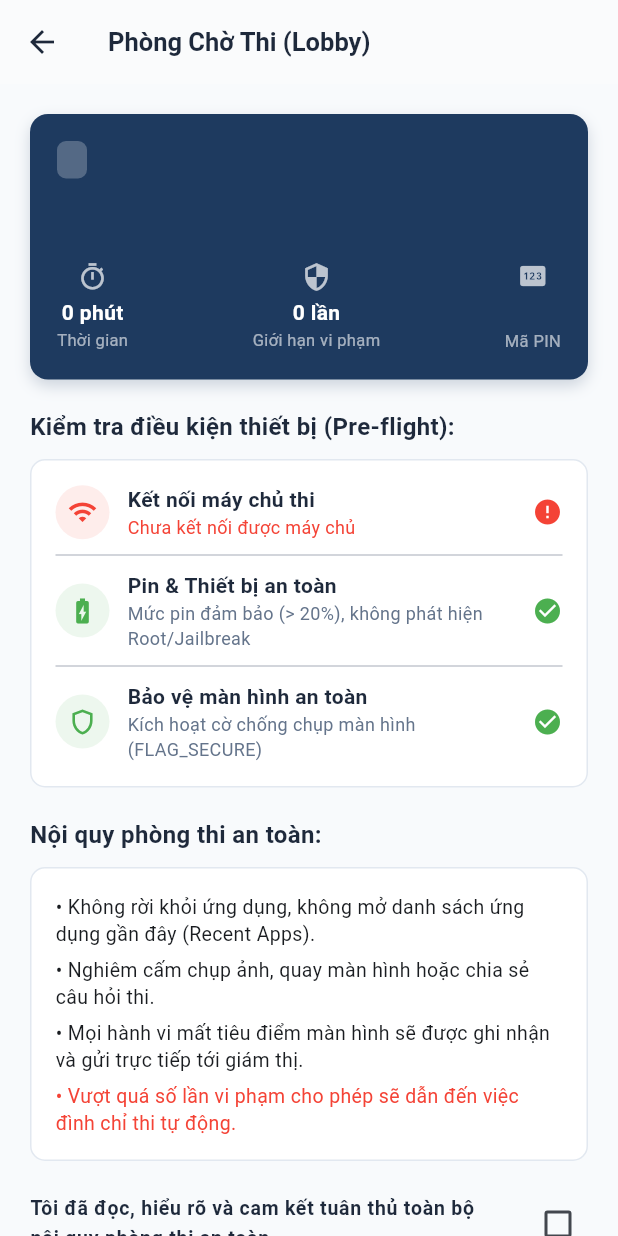
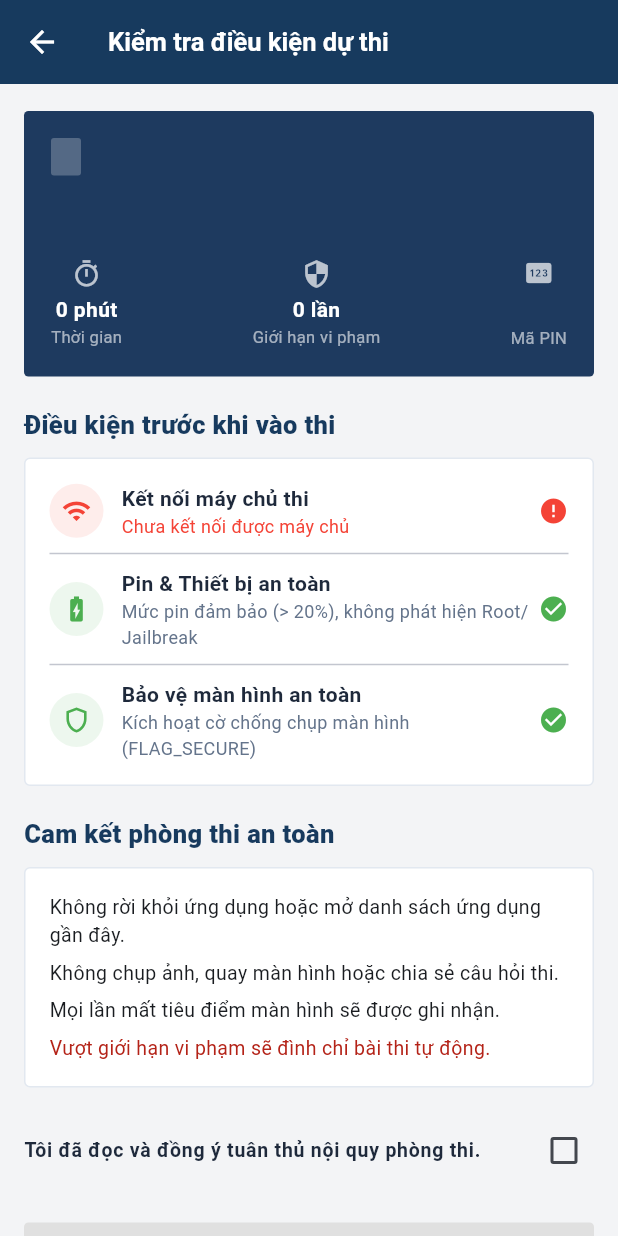
Before and after one commit to Minami299/SEB_Clone_MobiApp, a Flutter app: the ExamLobbyPage screen opened directly with empty values, on a phone screen of 412 x 824 dp. Run offline on Flutter 3.47's test engine with Material 3 defaults, Android fonts, the phone set to English and light mode, and no system bars; accounts and stored records are empty; network calls fail.

Commit message:
done student screens

```diff
--- a/frontend/lib/features/exam_execution/presentation/pages/exam_lobby_page.dart
+++ b/frontend/lib/features/exam_execution/presentation/pages/exam_lobby_page.dart
@@ -1,5 +1,7 @@
 import 'dart:async';
+
 import 'package:flutter/material.dart';
+
 import '../../../../core/network/api_client.dart';
 import '../../../../core/network/api_endpoints.dart';
 import '../../data/datasources/exam_remote_datasource.dart';
@@ -56,7 +58,8 @@ class _ExamLobbyPageState extends State<ExamLobbyPage> {
     try {
       // 1. Kiểm tra kết nối tới server (Ping health)
       final healthRes = await _apiClient.get(ApiEndpoints.health);
-      final isHealthy = healthRes['status'] == 'OK' || healthRes['success'] == true;
+      final isHealthy =
+          healthRes['status'] == 'OK' || healthRes['success'] == true;
 
       // Giả lập kiểm tra thiết bị an toàn
       await Future.delayed(const Duration(milliseconds: 600));
@@ -73,7 +76,8 @@ class _ExamLobbyPageState extends State<ExamLobbyPage> {
         setState(() {
           _serverConnected = false;
           _isChecking = false;
-          _errorMessage = 'Không thể kết nối đến máy chủ. Vui lòng kiểm tra lại mạng.';
+          _errorMessage =
+              'Không thể kết nối đến máy chủ. Vui lòng kiểm tra lại mạng.';
         });
       }
     }
@@ -82,14 +86,20 @@ class _ExamLobbyPageState extends State<ExamLobbyPage> {
   Future<void> _handleStartExam() async {
     if (!_serverConnected) {
       ScaffoldMessenger.of(context).showSnackBar(
-        const SnackBar(content: Text('Chưa kết nối được với máy chủ'), backgroundColor: Colors.red),
+        const SnackBar(
+          content: Text('Chưa kết nối được với máy chủ'),
+          backgroundColor: Colors.red,
+        ),
       );
       return;
     }
 
     if (!_rulesAgreed) {
       ScaffoldMessenger.of(context).showSnackBar(
-        const SnackBar(content: Text('Vui lòng đọc và đồng ý với nội quy phòng thi'), backgroundColor: Colors.orange),
+        const SnackBar(
+          content: Text('Vui lòng đọc và đồng ý với nội quy phòng thi'),
+          backgroundColor: Colors.orange,
+        ),
       );
       return;
     }
@@ -147,18 +157,22 @@ class _ExamLobbyPageState extends State<ExamLobbyPage> {
 
   @override
   Widget build(BuildContext context) {
-    final canStart = _serverConnected && _batterySufficient && _rulesAgreed && !_isStarting;
+    final canStart =
+        _serverConnected && _batterySufficient && _rulesAgreed && !_isStarting;
 
     return Scaffold(
-      backgroundColor: const Color(0xFFF8FAFC),
+      backgroundColor: const Color(0xFFF3F4F6),
       appBar: AppBar(
-        title: const Text('Phòng Chờ Thi (Lobby)', style: TextStyle(fontSize: 17, fontWeight: FontWeight.bold)),
-        backgroundColor: Colors.white,
-        foregroundColor: const Color(0xFF1E293B),
-        elevation: 0.5,
+        title: const Text(
+          'Kiểm tra điều kiện dự thi',
+          style: TextStyle(fontSize: 17, fontWeight: FontWeight.w700),
+        ),
+        backgroundColor: const Color(0xFF173A5E),
+        foregroundColor: Colors.white,
+        elevation: 0,
       ),
       body: SingleChildScrollView(
-        padding: const EdgeInsets.all(20.0),
+        padding: const EdgeInsets.fromLTRB(16, 18, 16, 28),
         child: Column(
           crossAxisAlignment: CrossAxisAlignment.start,
           children: [
@@ -175,8 +189,12 @@ class _ExamLobbyPageState extends State<ExamLobbyPage> {
 
             // Pre-flight Checklist Card
             const Text(
-              'Kiểm tra điều kiện thiết bị (Pre-flight):',
-              style: TextStyle(fontSize: 16, fontWeight: FontWeight.bold, color: Color(0xFF1E293B)),
+              'Điều kiện trước khi vào thi',
+              style: TextStyle(
+                fontSize: 17,
+                fontWeight: FontWeight.w800,
+                color: Color(0xFF173A5E),
+              ),
             ),
             const SizedBox(height: 10),
 
@@ -189,28 +207,48 @@ class _ExamLobbyPageState extends State<ExamLobbyPage> {
 
             // Rules Card
             const Text(
-              'Nội quy phòng thi an toàn:',
-              style: TextStyle(fontSize: 16, fontWeight: FontWeight.bold, color: Color(0xFF1E293B)),
+              'Cam kết phòng thi an toàn',
+              style: TextStyle(
+                fontSize: 17,
+                fontWeight: FontWeight.w800,
+                color: Color(0xFF173A5E),
+              ),
             ),
             const SizedBox(height: 10),
 
             Container(
               decoration: BoxDecoration(
                 color: Colors.white,
-                borderRadius: BorderRadius.circular(10),
+                borderRadius: BorderRadius.circular(4),
                 border: Border.all(color: const Color(0xFFE2E8F0)),
               ),
               padding: const EdgeInsets.all(16),
               child: const Column(
                 crossAxisAlignment: CrossAxisAlignment.start,
                 children: [
-                  Text('• Không rời khỏi ứng dụng, không mở danh sách ứng dụng gần đây (Recent Apps).', style: TextStyle(fontSize: 13, height: 1.4)),
+                  Text(
+                    'Không rời khỏi ứng dụng hoặc mở danh sách ứng dụng gần đây.',
+                    style: TextStyle(fontSize: 13, height: 1.45),
+                  ),
                   SizedBox(height: 6),
-                  Text('• Nghiêm cấm chụp ảnh, quay màn hình hoặc chia sẻ câu hỏi thi.', style: TextStyle(fontSize: 13, height: 1.4)),
+                  Text(
+                    'Không chụp ảnh, quay màn hình hoặc chia sẻ câu hỏi thi.',
+                    style: TextStyle(fontSize: 13, height: 1.45),
+                  ),
                   SizedBox(height: 6),
-                  Text('• Mọi hành vi mất tiêu điểm màn hình sẽ được ghi nhận và gửi trực tiếp tới giám thị.', style: TextStyle(fontSize: 13, height: 1.4)),
+                  Text(
+                    'Mọi lần mất tiêu điểm màn hình sẽ được ghi nhận.',
+                    style: TextStyle(fontSize: 13, height: 1.45),
+                  ),
                   SizedBox(height: 6),
-                  Text('• Vượt quá số lần vi phạm cho phép sẽ dẫn đến việc đình chỉ thi tự động.', style: TextStyle(fontSize: 13, height: 1.4, color: Colors.red)),
+                  Text(
+                    'Vượt giới hạn vi phạm sẽ đình chỉ bài thi tự động.',
+                    style: TextStyle(
+                      fontSize: 13,
+                      height: 1.45,
+                      color: Color(0xFFB42318),
+                    ),
+                  ),
                 ],
               ),
             ),
@@ -223,8 +261,12 @@ class _ExamLobbyPageState extends State<ExamLobbyPage> {
               value: _rulesAgreed,
               activeColor: const Color(0xFF1E3A5F),
               title: const Text(
-                'Tôi đã đọc, hiểu rõ và cam kết tuân thủ toàn bộ nội quy phòng thi an toàn.',
-                style: TextStyle(fontSize: 13, fontWeight: FontWeight.w600, color: Color(0xFF1E293B)),
+                'Tôi đã đọc và đồng ý tuân thủ nội quy phòng thi.',
+                style: TextStyle(
+                  fontSize: 13,
+                  fontWeight: FontWeight.w600,
+                  color: Color(0xFF1E293B),
+                ),
               ),
               onChanged: (val) => setState(() => _rulesAgreed = val ?? false),
             ),
@@ -238,17 +280,29 @@ class _ExamLobbyPageState extends State<ExamLobbyPage> {
               child: ElevatedButton.icon(
                 onPressed: canStart ? _handleStartExam : null,
                 icon: _isStarting
-                    ? const SizedBox(width: 20, height: 20, child: CircularProgressIndicator(color: Colors.white, strokeWidth: 2))
+                    ? const SizedBox(
+                        width: 20,
+                        height: 20,
+                        child: CircularProgressIndicator(
+                          color: Colors.white,
+                          strokeWidth: 2,
+                        ),
+                      )
                     : const Icon(Icons.play_arrow),
                 label: Text(
                   _isStarting ? 'Đang khởi tạo ca thi...' : 'Bắt đầu làm bài',
-                  style: const TextStyle(fontSize: 16, fontWeight: FontWeight.bold),
+                  style: const TextStyle(
+                    fontSize: 16,
+                    fontWeight: FontWeight.bold,
+                  ),
                 ),
                 style: ElevatedButton.styleFrom(
-                  backgroundColor: const Color(0xFF1E3A5F),
+                  backgroundColor: const Color(0xFF173A5E),
                   foregroundColor: Colors.white,
                   disabledBackgroundColor: Colors.grey.shade300,
-                  shape: RoundedRectangleBorder(borderRadius: BorderRadius.circular(10)),
+                  shape: RoundedRectangleBorder(
+                    borderRadius: BorderRadius.circular(3),
+                  ),
                 ),
               ),
             ),
--- a/frontend/lib/features/exam_execution/presentation/widgets/exam_lobby_header_card.dart
+++ b/frontend/lib/features/exam_execution/presentation/widgets/exam_lobby_header_card.dart
@@ -23,14 +23,7 @@ class ExamLobbyHeaderCard extends StatelessWidget {
       padding: const EdgeInsets.all(18),
       decoration: BoxDecoration(
         color: const Color(0xFF1E3A5F),
-        borderRadius: BorderRadius.circular(12),
-        boxShadow: [
-          BoxShadow(
-            color: const Color(0xFF1E3A5F).withAlpha(50),
-            blurRadius: 8,
-            offset: const Offset(0, 4),
-          ),
-        ],
+        borderRadius: BorderRadius.circular(3),
       ),
       child: Column(
         crossAxisAlignment: CrossAxisAlignment.start,
@@ -39,7 +32,7 @@ class ExamLobbyHeaderCard extends StatelessWidget {
             padding: const EdgeInsets.symmetric(horizontal: 10, vertical: 4),
             decoration: BoxDecoration(
               color: Colors.white24,
-              borderRadius: BorderRadius.circular(6),
+              borderRadius: BorderRadius.circular(2),
             ),
             child: Text(
               subjectCode,
@@ -63,8 +56,16 @@ class ExamLobbyHeaderCard extends StatelessWidget {
           Row(
             mainAxisAlignment: MainAxisAlignment.spaceBetween,
             children: [
-              _buildHeaderInfo(Icons.timer_outlined, '$durationMinutes phút', 'Thời gian'),
-              _buildHeaderInfo(Icons.security, '$maxViolations lần', 'Giới hạn vi phạm'),
+              _buildHeaderInfo(
+                Icons.timer_outlined,
+                '$durationMinutes phút',
+                'Thời gian',
+              ),
+              _buildHeaderInfo(
+                Icons.security,
+                '$maxViolations lần',
+                'Giới hạn vi phạm',
+              ),
               _buildHeaderInfo(Icons.pin, accessPin, 'Mã PIN'),
             ],
           ),
@@ -78,8 +79,18 @@ class ExamLobbyHeaderCard extends StatelessWidget {
       children: [
         Icon(icon, color: Colors.white70, size: 20),
         const SizedBox(height: 4),
-        Text(value, style: const TextStyle(color: Colors.white, fontWeight: FontWeight.bold, fontSize: 14)),
-        Text(label, style: const TextStyle(color: Colors.white60, fontSize: 11)),
+        Text(
+          value,
+          style: const TextStyle(
+            color: Colors.white,
+            fontWeight: FontWeight.bold,
+            fontSize: 14,
+          ),
+        ),
+        Text(
+          label,
+          style: const TextStyle(color: Colors.white60, fontSize: 11),
+        ),
       ],
     );
   }
--- a/frontend/lib/features/exam_execution/presentation/widgets/preflight_checklist_card.dart
+++ b/frontend/lib/features/exam_execution/presentation/widgets/preflight_checklist_card.dart
@@ -15,7 +15,7 @@ class PreflightChecklistCard extends StatelessWidget {
     return Container(
       decoration: BoxDecoration(
         color: Colors.white,
-        borderRadius: BorderRadius.circular(10),
+        borderRadius: BorderRadius.circular(4),
         border: Border.all(color: const Color(0xFFE2E8F0)),
       ),
       padding: const EdgeInsets.all(16),
@@ -24,7 +24,9 @@ class PreflightChecklistCard extends StatelessWidget {
           _buildChecklistRow(
             icon: Icons.wifi,
             title: 'Kết nối máy chủ thi',
-            subtitle: serverConnected ? 'Đã kết nối ổn định (Ping OK)' : 'Chưa kết nối được máy chủ',
+            subtitle: serverConnected
+                ? 'Đã kết nối ổn định (Ping OK)'
+                : 'Chưa kết nối được máy chủ',
             isOk: serverConnected,
           ),
           const Divider(height: 20),
@@ -67,12 +69,29 @@ class PreflightChecklistCard extends StatelessWidget {
           child: Column(
             crossAxisAlignment: CrossAxisAlignment.start,
             children: [
-              Text(title, style: const TextStyle(fontWeight: FontWeight.bold, fontSize: 14, color: Color(0xFF1E293B))),
-              Text(subtitle, style: TextStyle(fontSize: 12, color: isOk ? const Color(0xFF64748B) : Colors.red)),
+              Text(
+                title,
+                style: const TextStyle(
+                  fontWeight: FontWeight.bold,
+                  fontSize: 14,
+                  color: Color(0xFF1E293B),
+                ),
+              ),
+              Text(
+                subtitle,
+                style: TextStyle(
+                  fontSize: 12,
+                  color: isOk ? const Color(0xFF64748B) : Colors.red,
+                ),
+              ),
             ],
           ),
         ),
-        Icon(isOk ? Icons.check_circle : Icons.error, color: isOk ? Colors.green : Colors.red, size: 20),
+        Icon(
+          isOk ? Icons.check_circle : Icons.error,
+          color: isOk ? Colors.green : Colors.red,
+          size: 20,
+        ),
       ],
     );
   }
```
Also changed, not shown: frontend/lib/app/app.dart (+12 -1 lines), frontend/lib/core/network/api_client.dart (+5 -5 lines), frontend/lib/features/exam_execution/presentation/pages/exam_taking_page.dart (+110 -34 lines).
